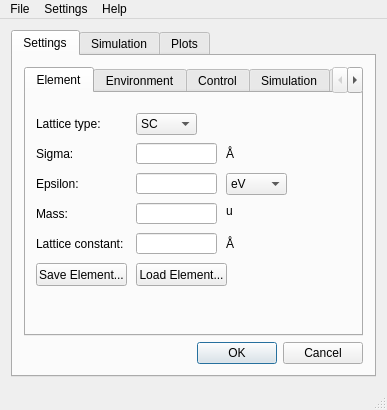
First picture: the form in MD/mdmainwin.ui, repository krikru/MD, before the edit.
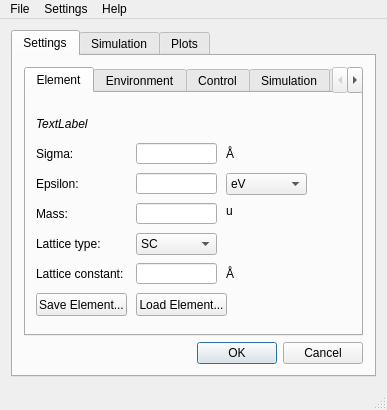
Second picture: the form after the edit. The open tabs and pages were chosen to show the change.

Diff of the .ui file:
```diff
--- a/MD/mdmainwin.ui
+++ b/MD/mdmainwin.ui
@@ -41,7 +41,7 @@
             <property name="geometry">
              <rect>
               <x>10</x>
-              <y>20</y>
+              <y>140</y>
               <width>81</width>
               <height>21</height>
              </rect>
@@ -93,7 +93,7 @@
             <property name="geometry">
              <rect>
               <x>10</x>
-              <y>140</y>
+              <y>170</y>
               <width>91</width>
               <height>21</height>
              </rect>
@@ -106,8 +106,8 @@
             <property name="geometry">
              <rect>
               <x>110</x>
-              <y>20</y>
-              <width>61</width>
+              <y>140</y>
+              <width>81</width>
               <height>22</height>
              </rect>
             </property>
@@ -134,7 +134,7 @@
             <property name="geometry">
              <rect>
               <x>10</x>
-              <y>170</y>
+              <y>200</y>
               <width>91</width>
               <height>23</height>
              </rect>
@@ -153,7 +153,7 @@
             <property name="geometry">
              <rect>
               <x>110</x>
-              <y>170</y>
+              <y>200</y>
               <width>91</width>
               <height>23</height>
              </rect>
@@ -180,7 +180,7 @@
              <rect>
               <x>200</x>
               <y>80</y>
-              <width>61</width>
+              <width>81</width>
               <height>22</height>
              </rect>
             </property>
@@ -199,7 +199,7 @@
             <property name="geometry">
              <rect>
               <x>200</x>
-              <y>140</y>
+              <y>170</y>
               <width>61</width>
               <height>21</height>
              </rect>
@@ -255,12 +255,30 @@
             <property name="geometry">
              <rect>
               <x>110</x>
-              <y>140</y>
+              <y>170</y>
               <width>81</width>
               <height>21</height>
              </rect>
             </property>
            </widget>
+           <widget class="QLabel" name="element_l">
+            <property name="geometry">
+             <rect>
+              <x>10</x>
+              <y>20</y>
+              <width>91</width>
+              <height>21</height>
+             </rect>
+            </property>
+            <property name="font">
+             <font>
+              <italic>true</italic>
+             </font>
+            </property>
+            <property name="text">
+             <string>TextLabel</string>
+            </property>
+           </widget>
           </widget>
           <widget class="QWidget" name="tab_environment">
            <attribute name="title">
```
Left out of the diff: 4 changed lines with no effect on the pictures.
